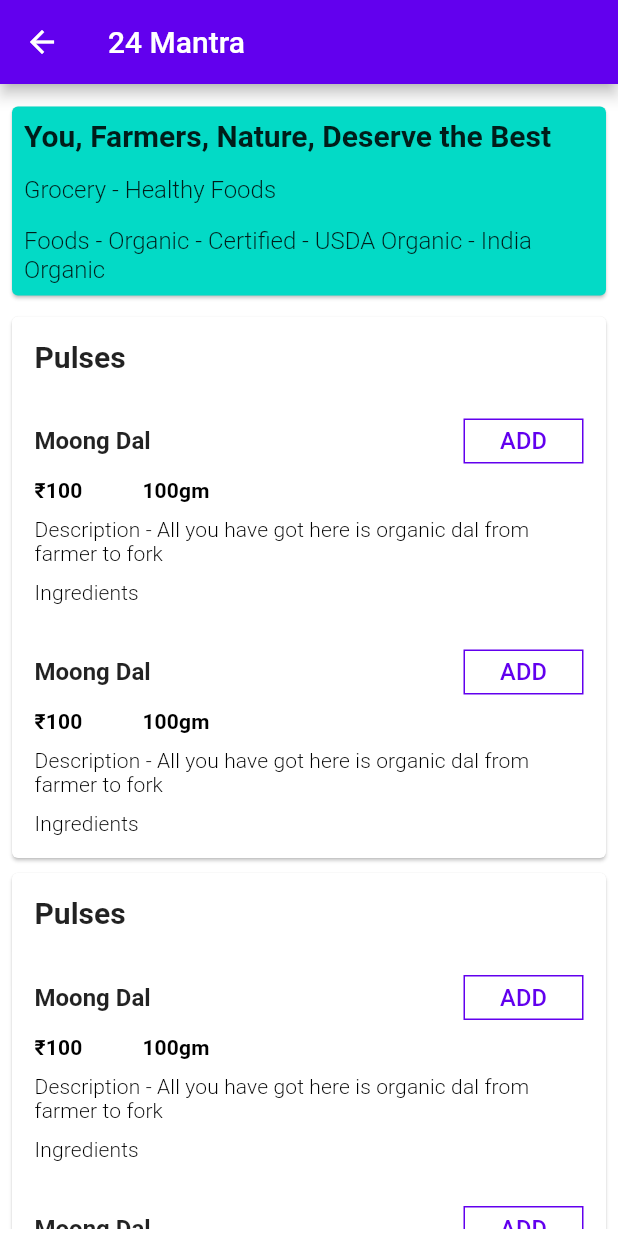
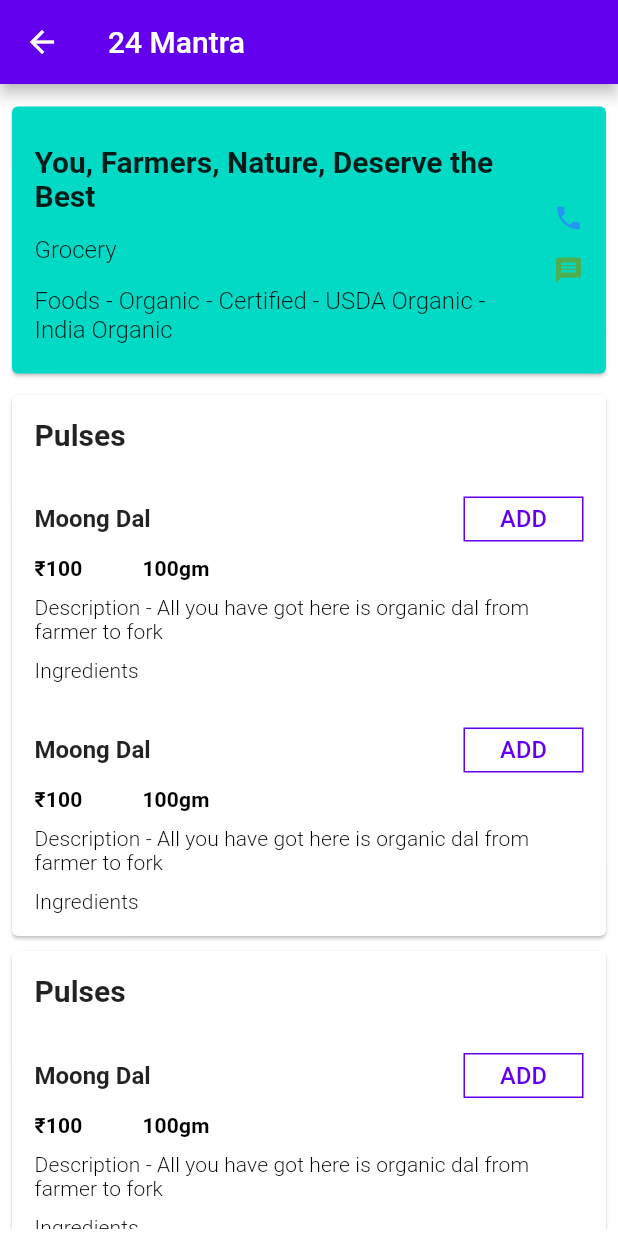
Before and after one commit to varmeh/botigaApp, a Flutter app: the screen it shows after launch, after a tap on "24 Mantra", on a phone screen of 412 x 824 dp. Run offline on Flutter 3.47's test engine with Material 2 defaults, Android fonts, the phone set to English and light mode, and no system bars; our stand-ins replace expandable.

Commit message:
contact partner option added to storeBrandCard

```diff
--- a/lib/app/stores/models/storeModel.dart
+++ b/lib/app/stores/models/storeModel.dart
@@ -4,14 +4,14 @@ class StoreModel {
   final String name;
   final String id;
   final String moto;
-  final List<String> categoryList;
+  final String category;
   final List<String> tagList;
   final String phoneNumber;
   final String whatsappNumber;
 
   StoreModel({
     @required this.name,
-    @required this.categoryList,
+    @required this.category,
     this.moto,
     this.tagList,
     this.id,
@@ -19,7 +19,5 @@ class StoreModel {
     this.whatsappNumber,
   });
 
-  String get combinedCategory => categoryList.join(' - ');
-
   String get combinedTag => tagList.join(' - ');
 }
--- a/lib/app/stores/storeListScreen.dart
+++ b/lib/app/stores/storeListScreen.dart
@@ -8,7 +8,7 @@ import 'productListScreen.dart';
 final store = StoreModel(
   name: '24 Mantra',
   moto: 'You, Farmers, Nature, Deserve the Best',
-  categoryList: ['Grocery', 'Healthy Foods'],
+  category: 'Grocery',
   tagList: ['Foods', 'Organic', 'Certified', 'USDA Organic', 'India Organic'],
 );
 
@@ -20,7 +20,7 @@ class StoreListScreen extends StatelessWidget {
       itemBuilder: (context, index) {
         return StoreCard(
           title: store.name,
-          subTitle: store.combinedCategory,
+          subTitle: store.category,
           onTap: () {
             Navigator.pushNamed(
               context,
--- a/lib/app/stores/widgets/storeBrandCard.dart
+++ b/lib/app/stores/widgets/storeBrandCard.dart
@@ -1,6 +1,7 @@
 import 'package:flutter/material.dart';
 import '../models/index.dart' show StoreModel;
 import '../../../util/index.dart' show Constants;
+import '../../../widgets/index.dart' show ContactPartnerWidget;
 
 class StoreBrandCard extends StatelessWidget {
   final StoreModel store;
@@ -17,7 +18,13 @@ class StoreBrandCard extends StatelessWidget {
     return Card(
       color: _themeData.accentColor,
       child: Padding(
-        padding: const EdgeInsets.all(8.0),
+        padding: const EdgeInsets.only(
+            top: 25.0, left: 15.0, right: 15.0, bottom: 20.0),
+        child: Row(
+          mainAxisAlignment: MainAxisAlignment.spaceBetween,
+          children: [
+            Expanded(
+              flex: 7,
               child: Column(
                 mainAxisAlignment: MainAxisAlignment.start,
                 crossAxisAlignment: CrossAxisAlignment.stretch,
@@ -28,7 +35,7 @@ class StoreBrandCard extends StatelessWidget {
                   ),
                   _sizedBox,
                   Text(
-              store.combinedCategory,
+                    store.category,
                     style: _subtitle1,
                   ),
                   _sizedBox,
@@ -39,6 +46,13 @@ class StoreBrandCard extends StatelessWidget {
                 ],
               ),
             ),
+            ContactPartnerWidget(
+              phone: '+919910057232',
+              whatsapp: '+919910057232',
+            ),
+          ],
+        ),
+      ),
     );
   }
 }
```
Lines whose indentation alone changed are shown as unchanged.
